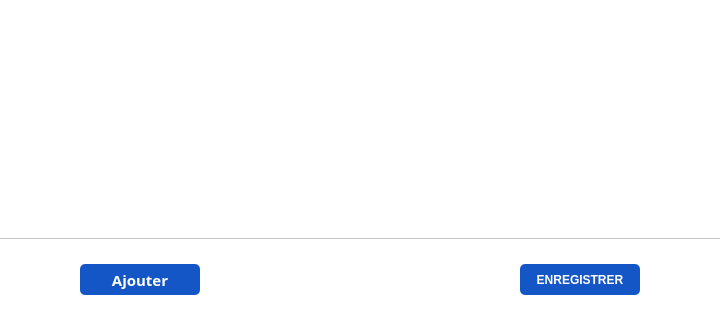
Before: the Qt Designer form treasurer/transactionview.ui in BiteKirby3/Treasurer, drawn with Qt 5; both pictures show x 240 to 960 and y 480 to 800 of the 1200 by 800 pixel window.
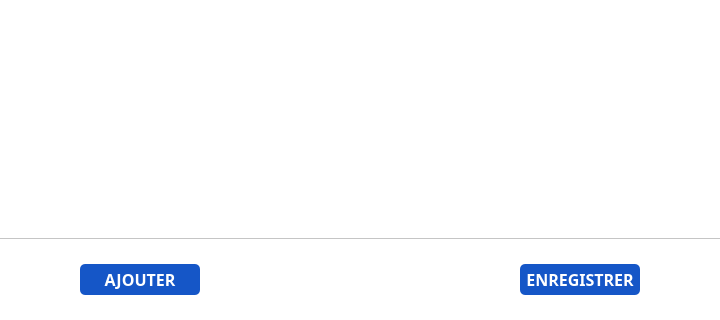
After: the same form once the commit is applied. Icons and pictures are not drawn.

```diff
--- a/treasurer/transactionview.ui
+++ b/treasurer/transactionview.ui
@@ -516,7 +516,7 @@
               <property name="font">
                <font>
                 <family>Raleway</family>
-                <pointsize>11</pointsize>
+                <pointsize>12</pointsize>
                 <weight>75</weight>
                 <bold>true</bold>
                </font>
@@ -531,7 +531,7 @@
 }</string>
               </property>
               <property name="text">
-               <string>Ajouter</string>
+               <string>AJOUTER</string>
               </property>
              </widget>
             </item>
@@ -562,6 +562,14 @@
                 <height>31</height>
                </size>
               </property>
+              <property name="font">
+               <font>
+                <family>Raleway</family>
+                <pointsize>12</pointsize>
+                <weight>75</weight>
+                <bold>true</bold>
+               </font>
+              </property>
               <property name="styleSheet">
                <string notr="true">QPushButton{
 background : #1556C7;
```
Left out of the diff: 23 changed lines with no effect on the pictures.
